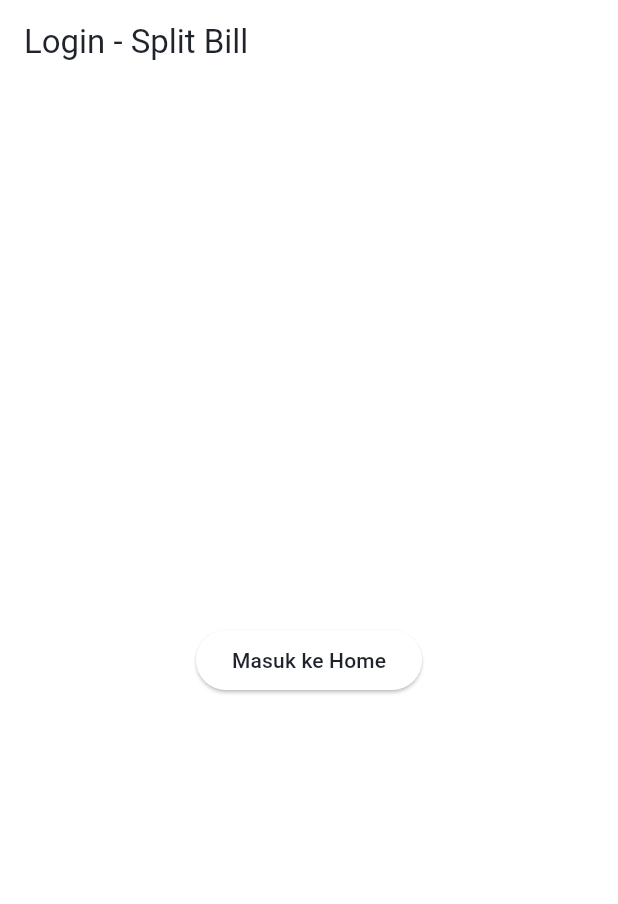
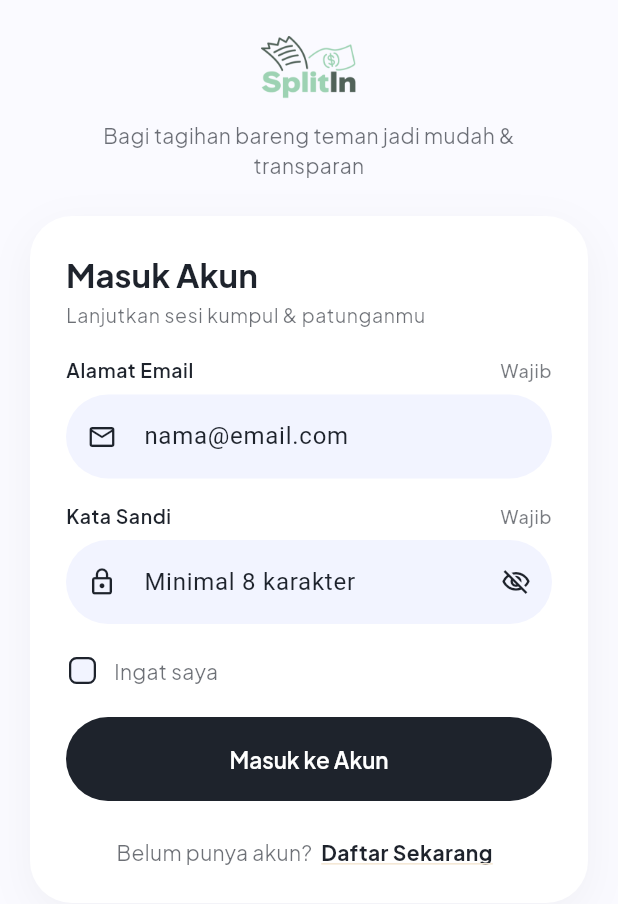
Before and after one commit to alquraini/Kelompok-7_Kelas-B_Pemrograman-Mobile, a Flutter app: the screen it shows after launch, on a phone screen of 412 x 824 dp. Shown: the top 904 px of the screen. Run offline on Flutter 3.47's test engine with Material 3 defaults, Android fonts, the phone set to English and light mode, and no system bars; our stand-ins replace cloud_firestore, firebase_auth, firebase_core, flutter_local_notifications, google_fonts, share_plus and 2 more; accounts and stored records are empty.

Commit message:
feat(ui): build login and register screen layout

```diff
--- a/split_bill_app/lib/core/theme/app_theme.dart
+++ b/split_bill_app/lib/core/theme/app_theme.dart
@@ -20,7 +20,7 @@ class SplitInColors extends ThemeExtension<SplitInColors> {
     mint: Color(0xFFE6F2EA),
     beige: Color(0xFFF4E8D6),
     sky: Color(0xFFE5F0FA),
-    inputFill: Color(0xFFF1F3F9),
+    inputFill: Color(0xF1F3FFF),
   );
 
   // Color Theme Dark (mint, beige, sky)
@@ -68,7 +68,7 @@ class AppTheme {
     tertiaryContainer: Color(0xFFF4E8D6),
     surface: Colors.white,
     onSurface: _charcoal,
-    surfaceContainerHighest: Color(0xFFF1F3F9),
+    surfaceContainerHighest: Color(0xF1F3FFF),
     error: Color(0xFFB91C1C),
     errorContainer: Color(0xFFFEE2E2),
   );
--- a/split_bill_app/lib/main.dart
+++ b/split_bill_app/lib/main.dart
@@ -5,8 +5,8 @@ import 'core/theme/app_theme.dart';
 import 'providers/app_routes.dart';
 import 'providers/auth_provider.dart';
 import 'providers/split_bill_provider.dart';
-import 'screens/login_screen.dart';
 import 'screens/home_screen.dart';
+import 'screens/auth_screen.dart';
 import 'screens/create_bill_screen.dart';
 import 'screens/bill_detail_screen.dart';
 import 'screens/profile_screen.dart';
@@ -36,10 +36,10 @@ class SplitBillApp extends StatelessWidget {
         title: 'Split Bill App',
         theme: AppTheme.light,
         darkTheme: AppTheme.dark,
-        themeMode: ThemeMode.system,
+        themeMode: ThemeMode.light,
         initialRoute: AppRoutes.login,
         routes: {
-          AppRoutes.login: (context) => const LoginScreen(),
+          AppRoutes.login: (context) => const AuthScreen(),
           AppRoutes.home: (context) => const HomeScreen(),
           AppRoutes.createBill: (context) => const CreateBillScreen(),
           AppRoutes.billDetail: (context) => const BillDetailScreen(),
--- /dev/null
+++ b/split_bill_app/lib/screens/auth_screen.dart
@@ -0,0 +1,332 @@
+import 'package:flutter/material.dart';
+import '../core/constants/app_assets.dart';
+import '../core/theme/app_theme.dart';
+import '../providers/app_routes.dart';
+
+class AuthScreen extends StatefulWidget {
+  const AuthScreen({super.key});
+
+  @override
+  State<AuthScreen> createState() => _AuthScreenState();
+}
+
+class _AuthScreenState extends State<AuthScreen> {
+  final _formKey = GlobalKey<FormState>();
+  final _nameCtrl = TextEditingController();
+  final _emailCtrl = TextEditingController();
+  final _passCtrl = TextEditingController();
+  static const _iconSize = 20.0;
+
+  bool _isLogin = true;
+  bool _hidePass = true;
+  bool _remember = false;
+
+  @override
+  void dispose() {
+    _nameCtrl.dispose();
+    _emailCtrl.dispose();
+    _passCtrl.dispose();
+    super.dispose();
+  }
+
+  void _toggleMode() {
+    setState(() => _isLogin = !_isLogin);
+    _formKey.currentState?.reset();
+  }
+
+  String? _validateName(String? v) {
+    if (v == null || v.trim().isEmpty) return 'Nama wajib diisi';
+    return null;
+  }
+
+  String? _validateEmail(String? v) {
+    final value = v?.trim() ?? '';
+    if (value.isEmpty) return 'Email wajib diisi';
+    final ok = RegExp(r'^[\w.+-]+@[\w-]+(\.[\w-]+)+$').hasMatch(value);
+    if (!ok) return 'Format email tidak valid';
+    return null;
+  }
+
+  String? _validatePassword(String? v) {
+    if (v == null || v.isEmpty) return 'Kata sandi wajib diisi';
+    if (v.length < 8) return 'Kata sandi minimal 8 karakter';
+    return null;
+  }
+
+  void _submit() {
+    if (!_formKey.currentState!.validate()) return;
+    // TODO(backend): panggil AuthProvider (login atau register).
+    Navigator.pushReplacementNamed(context, AppRoutes.home);
+  }
+
+  /// Kolom pill dengan ikon kiri, sesuai desain.
+  InputDecoration _dec({
+    required String hint,
+    required IconData icon,
+    Widget? suffix,
+  }) {
+    final cs = Theme.of(context).colorScheme;
+    OutlineInputBorder pill([Color? color]) => OutlineInputBorder(
+          borderRadius: BorderRadius.circular(999),
+          borderSide:
+              color == null ? BorderSide.none : BorderSide(color: color, width: 1.5),
+        );
+    return InputDecoration(
+      hintText: hint,
+      prefixIcon: Icon(icon, size: _iconSize),
+      suffixIcon: suffix,
+      contentPadding: const EdgeInsets.symmetric(horizontal: 20, vertical: 16),
+      border: pill(),
+      enabledBorder: pill(),
+      focusedBorder: pill(cs.secondary),
+      errorBorder: pill(cs.error),
+      focusedErrorBorder: pill(cs.error),
+    );
+  }
+
+  Widget _rememberMe(ColorScheme cs, SplitInColors extra, TextTheme text) {
+    return InkWell(
+      borderRadius: BorderRadius.circular(8),
+      onTap: () => setState(() => _remember = !_remember),
+      child: Padding(
+        padding: const EdgeInsets.symmetric(vertical: 4),
+        child: Row(
+          mainAxisSize: MainAxisSize.min,
+          children: [
+            SizedBox(
+              width: 22,
+              height: 22,
+              child: Checkbox(
+                value: _remember,
+                onChanged: (v) => setState(() => _remember = v ?? false),
+                shape: RoundedRectangleBorder(
+                  borderRadius: BorderRadius.circular(5),
+                ),
+                side: BorderSide(color: cs.onSurface, width: 1.5),
+                fillColor: WidgetStateProperty.resolveWith(
+                  (s) => s.contains(WidgetState.selected)
+                      ? cs.primary
+                      : extra.inputFill,
+                ),
+                checkColor: cs.onPrimary,
+                materialTapTargetSize: MaterialTapTargetSize.shrinkWrap,
+                visualDensity: VisualDensity.compact,
+              ),
+            ),
+            const SizedBox(width: 10),
+            Text(
+              'Ingat saya',
+              style: text.bodyMedium
+                  ?.copyWith(color: cs.onSurface.withValues(alpha: 0.65)),
+            ),
+          ],
+        ),
+      ),
+    );
+  }
+
+  @override
+  Widget build(BuildContext context) {
+    final theme = Theme.of(context);
+    final cs = theme.colorScheme;
+    final text = theme.textTheme;
+    final extra = theme.extension<SplitInColors>()!;
+    final isDark = theme.brightness == Brightness.dark;
+    final muted = cs.onSurface.withValues(alpha: 0.65);
+
+    return Scaffold(
+      backgroundColor: isDark ? cs.surface : const Color(0xFFFAFAFF),
+      body: SafeArea(
+        child: SingleChildScrollView(
+          padding: const EdgeInsets.fromLTRB(20, 24, 20, 24),
+          child: Align(
+            alignment: Alignment.topCenter,
+            child: ConstrainedBox(
+              constraints: const BoxConstraints(maxWidth: 420),
+              child: Column(
+                children: [
+                  Image.asset(AppAssets.logo, height: 44),
+                  const SizedBox(height: 12),
+                  Padding(
+                    padding: const EdgeInsets.symmetric(horizontal: 16),
+                    child: Text(
+                      'Bagi tagihan bareng teman jadi mudah & transparan',
+                      textAlign: TextAlign.center,
+                      style: text.bodyMedium?.copyWith(color: muted),
+                    ),
+                  ),
+                  const SizedBox(height: 24),
+                  Container(
+                    width: double.infinity,
+                    padding: const EdgeInsets.all(24),
+                    decoration: BoxDecoration(
+                      color: isDark ? cs.primaryContainer : Colors.white,
+                      borderRadius: BorderRadius.circular(28),
+                      boxShadow: [
+                        BoxShadow(
+                          color: Colors.black.withValues(alpha: 0.04),
+                          blurRadius: 24,
+                          offset: const Offset(0, 8),
+                        ),
+                      ],
+                    ),
+                    child: Form(
+                      key: _formKey,
+                      autovalidateMode: AutovalidateMode.onUserInteraction,
+                      child: Column(
+                        crossAxisAlignment: CrossAxisAlignment.stretch,
+                        children: [
+                          Text(
+                            _isLogin ? 'Masuk Akun' : 'Daftar Akun',
+                            style: text.headlineSmall,
+                          ),
+                          const SizedBox(height: 4),
+                          Text(
+                            _isLogin
+                                ? 'Lanjutkan sesi kumpul & patunganmu'
+                                : 'Buat akun dan mulai patungan bareng teman',
+                            style: text.bodySmall?.copyWith(color: muted),
+                          ),
+                          const SizedBox(height: 20),
+                          if (!_isLogin) ...[
+                            const _FieldLabel('Nama Pengguna / Lengkap'),
+                            TextFormField(
+                              controller: _nameCtrl,
+                              textInputAction: TextInputAction.next,
+                              decoration: _dec(
+                                hint: 'cth. Raka Aditya',
+                                icon: Icons.person_outline,
+                              ),
+                              validator: _validateName,
+                            ),
+                            const SizedBox(height: 16),
+                          ],
+                          const _FieldLabel('Alamat Email'),
+                          TextFormField(
+                            controller: _emailCtrl,
+                            keyboardType: TextInputType.emailAddress,
+                            textInputAction: TextInputAction.next,
+                            decoration: _dec(
+                              hint: 'nama@email.com',
+                              icon: Icons.mail_outline,
+                            ),
+                            validator: _validateEmail,
+                          ),
+                          const SizedBox(height: 16),
+                          const _FieldLabel('Kata Sandi'),
+                          TextFormField(
+                            controller: _passCtrl,
+                            obscureText: _hidePass,
+                            textInputAction: TextInputAction.done,
+                            onFieldSubmitted: (_) => _submit(),
+                            decoration: _dec(
+                              hint: 'Minimal 8 karakter',
+                              icon: Icons.lock_outline,
+                              suffix: IconButton(
+                                icon: Icon(
+                                  _hidePass
+                                      ? Icons.visibility_off_outlined
+                                      : Icons.visibility_outlined,
+                                  size: _iconSize,
+                                ),
+                                onPressed: () => setState(() => _hidePass = !_hidePass),
+                              ),
+                            ),
+                            validator: _validatePassword,
+                          ),
+                          const SizedBox(height: 16),
+                          if (_isLogin) ...[
+                            Align(
+                              alignment: Alignment.centerLeft,
+                              child: _rememberMe(cs, extra, text),
+                            ),
+                            const SizedBox(height: 16),
+                          ],
+                          FilledButton.icon(
+                            onPressed: _submit,
+                            iconAlignment: IconAlignment.end,
+                            label: Text(
+                              _isLogin ? 'Masuk ke Akun' : 'Daftar Akun Baru',
+                            ),
+                            style: FilledButton.styleFrom(
+                              minimumSize: const Size.fromHeight(56),
+                            ),
+                          ),
+                          const SizedBox(height: 24),
+                          Wrap(
+                            alignment: WrapAlignment.center,
+                            crossAxisAlignment: WrapCrossAlignment.center,
+                            children: [
+                              Text(
+                                _isLogin
+                                    ? 'Belum punya akun?'
+                                    : 'Sudah punya akun?',
+                                style: text.bodyMedium?.copyWith(color: muted),
+                              ),
+                              TextButton(
+                                onPressed: _toggleMode,
+                                style: TextButton.styleFrom(
+                                  padding:
+                                      const EdgeInsets.symmetric(horizontal: 6),
+                                  minimumSize: Size.zero,
+                                  tapTargetSize:
+                                      MaterialTapTargetSize.shrinkWrap,
+                                ),
+                                child: Text(
+                                  _isLogin ? 'Daftar Sekarang' : 'Masuk Sekarang',
+                                  style: text.bodyMedium?.copyWith(
+                                    fontWeight: FontWeight.w700,
+                                    color: cs.onSurface,
+                                    decoration: TextDecoration.underline,
+                                    decorationColor: extra.beige,
+                                    decorationThickness: 2,
+                                  ),
+                                ),
+                              ),
+                            ],
+                          ),
+                        ],
+                      ),
+                    ),
+                  ),
+                ],
+              ),
+            ),
+          ),
+        ),
+      ),
+    );
+  }
+}
+
+/// Label di atas kolom, dengan penanda "Wajib" di kanan.
+class _FieldLabel extends StatelessWidget {
+  const _FieldLabel(this.label, {this.isRequired = true});
+
+  final String label;
+  final bool isRequired;
+
+  @override
+  Widget build(BuildContext context) {
+    final cs = Theme.of(context).colorScheme;
+    final text = Theme.of(context).textTheme;
+    return Padding(
+      padding: const EdgeInsets.only(bottom: 8),
+      child: Row(
+        mainAxisAlignment: MainAxisAlignment.spaceBetween,
+        children: [
+          Text(
+            label,
+            style: text.bodySmall?.copyWith(fontWeight: FontWeight.w600),
+          ),
+          if (isRequired)
+            Text(
+              'Wajib',
+              style: text.labelSmall
+                  ?.copyWith(color: cs.onSurface.withValues(alpha: 0.6)),
+            ),
+        ],
+      ),
+    );
+  }
+}
--- a/split_bill_app/lib/screens/login_screen.dart
+++ b/split_bill_app/lib/screens/login_screen.dart
@@ -1,5 +1,6 @@
 import 'package:flutter/material.dart';
 import '../providers/app_routes.dart';
+import '../core/constants/app_assets.dart';
 
 class LoginScreen extends StatelessWidget {
   const LoginScreen({super.key});
@@ -9,10 +10,19 @@ class LoginScreen extends StatelessWidget {
     return Scaffold(
       appBar: AppBar(title: const Text('Login - Split Bill')),
       body: Center(
-        child: ElevatedButton(
-          onPressed: () => Navigator.pushReplacementNamed(context, AppRoutes.home),
-          child: const Text('Masuk ke Home'),
-        ),
+        child: Column(
+          mainAxisAlignment: MainAxisAlignment.center,
+          children: [
+            Image.asset(AppAssets.logo, width: 80),
+            const SizedBox(height: 20),
+            ElevatedButton(
+              onPressed: () {
+                Navigator.pushNamed(context, AppRoutes.home);
+              },
+              child: const Text('Login'),
+            ),
+          ],
+        )
       ),
     );
   }
```
Also changed, not shown: split_bill_app/assets/images/Logo-SplitIn.png, 4 other files.
